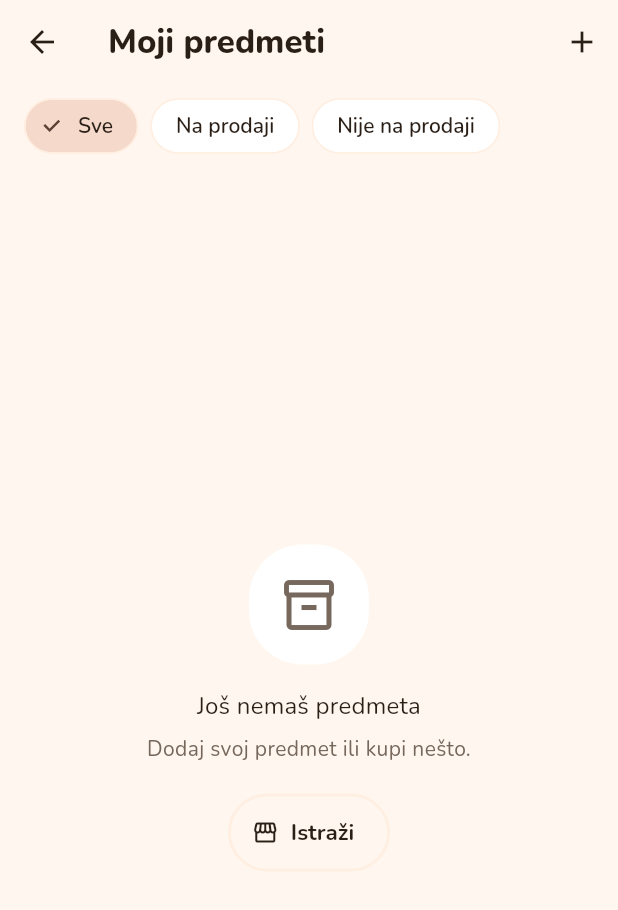
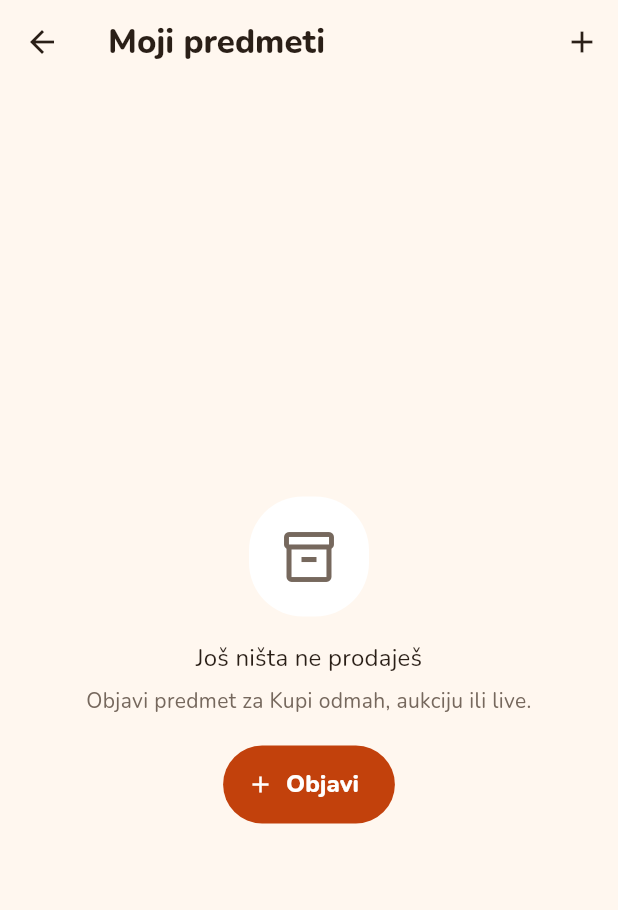
Before and after one commit to Karlo6546541/bot, a Flutter app: the MyItemsScreen screen opened directly, on a phone screen of 412 x 824 dp. Shown: the top 910 px of the screen. Run offline on Flutter 3.47's test engine with Material 3 defaults, Android fonts, the phone set to English and light mode, and no system bars; our stand-ins replace file_picker, flutter_riverpod, hive_flutter, image_picker, qr_flutter, share_plus and 2 more; missing offline and left inert: dart:js_interop, dart_webrtc, flutter_webrtc; accounts and stored records are empty.

Commit message:
Simpler Moje, one Dostave tab, 1 € auction steps
- Moje: one row of five equal tabs (Kupljeno · Ponude · Prodajem ·
  Dostave · Liveovi) instead of Kupujem/Prodajem + sub-chips; earnings
  card only under Prodajem
- Prodajem shows only what is actually for sale (Buy now / auction);
  items not for sale are tucked behind 'Nije na prodaji (n)', bought
  items never appear there
- Dostave: everything shipped in one place — choose delivery, 'Za
  poslati' (with locker code), 'Stiže meni' and finished shipments
- Timed auctions: minimum next bid is current price + 1 €

Co-Authored-By: Claude Opus 5.5 <noreply@anthropic.com>
Claude-Session: https://claude.ai/code/session_01PBov6w7Hus1Rp49XeCqhPo

```diff
--- a/loop_app/lib/models/auction.dart
+++ b/loop_app/lib/models/auction.dart
@@ -131,11 +131,8 @@ class Auction {
   /// Najmanji korak povećanja: 5% trenutne cijene, najmanje 1 €.
   double get minIncrement => stepFor(currentPrice);
 
-  /// Korak za zadanu cijenu: 5%, zaokruženo naviše, najmanje 1 €.
-  static double stepFor(double price) {
-    final step = (price * 0.05).ceilToDouble();
-    return step < 1 ? 1 : step;
-  }
+  /// Korak licitiranja: uvijek 1 € (i na aukcijama i u liveu).
+  static double stepFor(double price) => 1;
 
   /// Najmanja dopuštena sljedeća ponuda.
   double get minNextBid =>
--- a/loop_app/lib/screens/portfolio_screen.dart
+++ b/loop_app/lib/screens/portfolio_screen.dart
@@ -118,18 +118,9 @@ class MyItemsView extends ConsumerStatefulWidget {
   ConsumerState<MyItemsView> createState() => _MyItemsViewState();
 }
 
-enum _ItemsFilter {
-  all('Sve'),
-  selling('Na prodaji'),
-  notSelling('Nije na prodaji');
-
-  const _ItemsFilter(this._label);
-  final String _label;
-  String get label => t(_label);
-}
-
 class _MyItemsViewState extends ConsumerState<MyItemsView> {
-  _ItemsFilter _filter = _ItemsFilter.all;
+  /// Predmeti koji nisu na prodaji (skice) — skriveni dok se ne otvore.
+  bool _showIdle = false;
 
   @override
   Widget build(BuildContext context) {
@@ -148,51 +139,24 @@ class _MyItemsViewState extends ConsumerState<MyItemsView> {
     // Kupljene stvari su portfolio u "Kupujem → Kupljeno"; ovdje samo
     // ako ih je korisnik sam ponovno stavio na prodaju.
     final own = mine.where((d) => !bought(d) || selling(d)).toList();
-    final list = switch (_filter) {
-      _ItemsFilter.all => own,
-      _ItemsFilter.selling => own.where(selling).toList(),
-      _ItemsFilter.notSelling => own.where((d) => !selling(d)).toList(),
-    };
-    void onGoToMarket() {
-      Navigator.of(context).popUntil((r) => r.isFirst);
-      ref.read(homeTabProvider.notifier).select(0);
-    }
-
+    // Prodajem = samo ono što je stvarno na prodaji (Kupi odmah, aukcija).
+    final onSale = own.where(selling).toList();
+    final idle = own.where((d) => !selling(d)).toList();
+    final list = _showIdle ? [...onSale, ...idle] : onSale;
     return CustomScrollView(
       slivers: [
-        SliverToBoxAdapter(
-          child: SingleChildScrollView(
-            scrollDirection: Axis.horizontal,
-            padding: const EdgeInsets.fromLTRB(16, 4, 16, 12),
-            child: Row(
-              children: [
-                for (final f in _ItemsFilter.values)
-                  Padding(
-                    padding: const EdgeInsets.only(right: 8),
-                    child: ChoiceChip(
-                      key: ValueKey('my-items-${f.name}'),
-                      label: Text(f.label),
-                      selected: _filter == f,
-                      onSelected: (_) => setState(() => _filter = f),
-                    ),
-                  ),
-              ],
-            ),
-          ),
-        ),
         if (list.isEmpty)
           SliverFillRemaining(
             hasScrollBody: false,
             child: EmptyState(
               icon: Icons.inventory_2_outlined,
-              title: _filter == _ItemsFilter.all
-                  ? t('Još nemaš predmeta')
-                  : t('Ovdje još nema ničega'),
-              message: t('Dodaj svoj predmet ili kupi nešto.'),
-              action: OutlinedButton.icon(
-                onPressed: onGoToMarket,
-                icon: const Icon(Icons.storefront),
-                label: Text(t('Istraži')),
+              title: t('Još ništa ne prodaješ'),
+              message: t('Objavi predmet za Kupi odmah, aukciju ili live.'),
+              action: FilledButton.icon(
+                key: const ValueKey('my-items-add-empty'),
+                onPressed: () => AddDeviceScreen.open(context),
+                icon: const Icon(Icons.add),
+                label: Text(t('Objavi')),
               ),
             ),
           )
@@ -243,6 +207,21 @@ class _MyItemsViewState extends ConsumerState<MyItemsView> {
                     : null,
               );
             },
+          ),
+        if (idle.isNotEmpty)
+          SliverToBoxAdapter(
+            child: Center(
+              child: TextButton.icon(
+                key: const ValueKey('my-items-idle'),
+                onPressed: () => setState(() => _showIdle = !_showIdle),
+                icon: Icon(_showIdle ? Icons.expand_less : Icons.expand_more),
+                label: Text(
+                  _showIdle
+                      ? t('Sakrij one koji nisu na prodaji')
+                      : t('Nije na prodaji ({0})', ['${idle.length}']),
+                ),
+              ),
+            ),
           ),
         const SliverToBoxAdapter(child: SizedBox(height: 96)),
       ],
```
Also changed, not shown: loop_app/lib/l10n/en.dart (+13 -0 lines), loop_app/lib/screens/auctions_screen.dart (+249 -173 lines), 2 other files.
